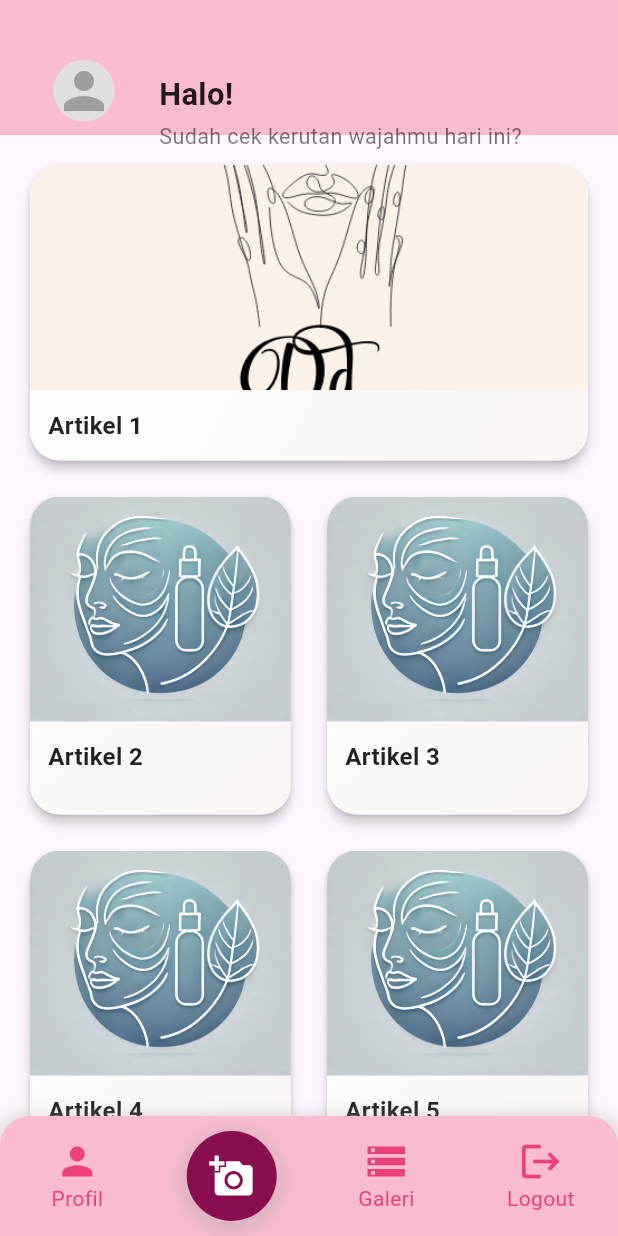
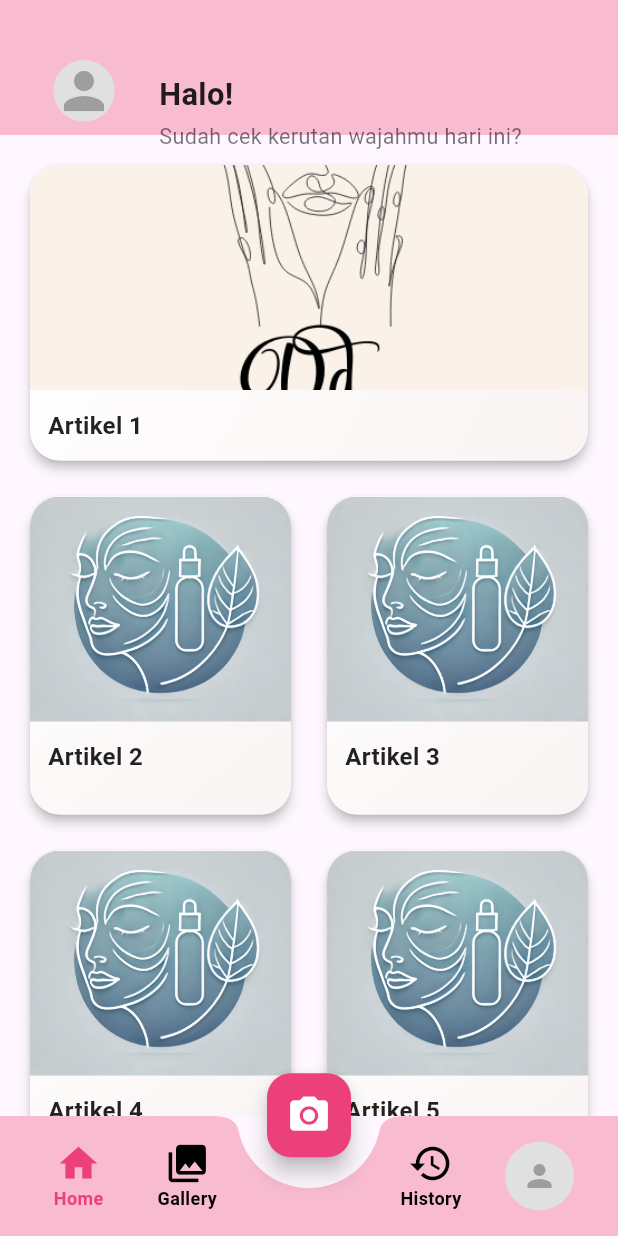
Before and after one commit to rifkifakhrudin2004/proyeksregep, a Flutter app: the HomePage screen opened by its route, on a phone screen of 412 x 824 dp. Run offline on Flutter 3.47's test engine with Material 3 defaults, Android fonts, the phone set to English and light mode, and no system bars; our stand-ins replace awesome_dialog, camera, cloud_firestore, firebase_auth, firebase_core, firebase_storage and 2 more; missing offline and left inert: google_ml_kit; accounts and stored records are empty.

Commit message:
menambahkan button

```diff
--- a/lib/pages/home_page.dart
+++ b/lib/pages/home_page.dart
@@ -57,11 +57,6 @@ class _HomePageState extends State<HomePage> {
           imageUrl: 'assets/logo.jpg',
           content: 'Konten artikel 6',
         ),
-        // Article(
-        //   title: 'Artikel 7',
-        //   imageUrl: 'assets/logo.jpg',
-        //   content: 'Konten artikel 7',
-        // ),
       ];
     });
   }
@@ -87,11 +82,8 @@ class _HomePageState extends State<HomePage> {
                 return Center(child: CircularProgressIndicator());
               }
               if (snapshot.hasData && snapshot.data != null) {
-                // Cast data to a Map
                 Map<String, dynamic>? data =
                     snapshot.data!.data() as Map<String, dynamic>?;
-
-                // Check if 'name' and 'photoUrl' fields exist
                 userName = data != null && data.containsKey('name')
                     ? data['name']
                     : null;
@@ -184,7 +176,7 @@ class _HomePageState extends State<HomePage> {
                   ),
                 );
               }
-              return Container(); // Fallback if no data
+              return Container();
             },
           ),
         ),
@@ -196,14 +188,12 @@ class _HomePageState extends State<HomePage> {
                 padding: EdgeInsets.all(16.0),
                 child: Column(
                   children: [
-                    // First article spans full width
                     if (articles.isNotEmpty)
                       Container(
                         width: double.infinity,
                         child: ArticleWidget(article: articles[0]),
                       ),
                     SizedBox(height: 16),
-                    // Remaining articles in two columns
                     GridView.builder(
                       shrinkWrap: true,
                       physics: NeverScrollableScrollPhysics(),
@@ -211,11 +201,10 @@ class _HomePageState extends State<HomePage> {
                         crossAxisCount: 2,
                         crossAxisSpacing: 16,
                         mainAxisSpacing: 16,
-                        mainAxisExtent: 220, // Adjust this value to control item height
+                        mainAxisExtent: 220,
                       ),
-                      itemCount: articles.length - 1, // Exclude the first article
+                      itemCount: articles.length - 1,
                       itemBuilder: (context, index) {
-                        // Add 1 to index since we're skipping the first article
                         return ArticleWidget(article: articles[index + 1]);
                       },
                     ),
@@ -223,120 +212,129 @@ class _HomePageState extends State<HomePage> {
                 ),
               ),
             ),
-      bottomNavigationBar: Container(
-        height: 80.0,
-        decoration: BoxDecoration(
-          color: const Color.fromRGBO(248, 187, 208, 1),
-          borderRadius: BorderRadius.vertical(top: Radius.circular(20)),
-          boxShadow: [
-            BoxShadow(
-              color: Colors.grey.withOpacity(0.3),
-              spreadRadius: 5,
-              blurRadius: 7,
-              offset: Offset(0, 3),
-            ),
-          ],
-        ),
-        child: Row(
-          mainAxisAlignment: MainAxisAlignment.spaceBetween,
-          children: [
-            Expanded(
-              child: _buildNavItem(
-                icon: Icons.person,
-                label: 'Profil',
-                onTap: () => _onItemTapped(2),
-              ),
-            ),
-            Expanded(
-              child: _buildCameraButton(),
-            ),
-            Expanded(
-              child: _buildNavItem(
-                icon: Icons.storage,
-                label: 'Galeri',
-                onTap: () => _onItemTapped(1),
-              ),
-            ),
-            Expanded(
-              child: _buildNavItem(
-                icon: Icons.logout,
-                label: 'Logout',
-                onTap: _logout,
-              ),
-            ),
-          ],
+      floatingActionButton: Padding(
+        padding: const EdgeInsets.only(bottom: 1.0),
+        child: FloatingActionButton(
+          onPressed: () => Navigator.pushNamed(context, '/camera'),
+          backgroundColor: const Color.fromRGBO(236, 64, 122, 1),
+          child: Icon(Icons.camera_alt, color: Colors.white, size: 30),
         ),
       ),
+      floatingActionButtonLocation: FloatingActionButtonLocation.centerDocked,
+bottomNavigationBar: BottomAppBar(
+  color: const Color.fromRGBO(248, 187, 208, 1),
+  shape: CircularNotchedRectangle(),
+  notchMargin: 20,
+  child: Container(
+    height: 80.0,
+    padding: const EdgeInsets.symmetric(horizontal: 0.1),
+    child: Row(
+      mainAxisAlignment: MainAxisAlignment.spaceEvenly,
+      children: [
+        Expanded(
+          child: _buildNavItem(
+            icon: Icons.home,
+            label: 'Home',
+            index: 0,
+          ),
+        ),
+        Expanded(
+          child: _buildNavItem(
+            icon: Icons.photo_library,
+            label: 'Gallery',
+            index: 1,
+          ),
+        ),
+        SizedBox(width: 90),
+        Expanded(
+          child: _buildNavItem(
+            icon: Icons.history,
+            label: 'History',
+            index: 2,
+          ),
+        ),
+        Expanded(
+          child: InkWell(
+            onTap: () {
+              setState(() {
+                _selectedIndex = 3;
+              });
+              Navigator.pushNamed(context, '/profile');
+            },
+            borderRadius: BorderRadius.circular(15),
+            child: Container(
+              alignment: Alignment.center,
+              child: lastPhotoUrl != null
+                  ? CircleAvatar(
+                      radius: 23,
+                      backgroundImage: NetworkImage(lastPhotoUrl!),
+                    )
+                  : CircleAvatar(
+                      radius: 23,
+                      backgroundColor: Colors.grey[300],
+                      child: Icon(Icons.person, size: 24, color: Colors.grey),
+                    ),
+            ),
+          ),
+        ),
+      ],
+    ),
+  ),
+),
+
     );
-  }
-
-  void _onItemTapped(int index) {
-    setState(() {
-      _selectedIndex = index;
-    });
-
-    switch (index) {
-      case 0:
-        Navigator.pushNamed(context, '/camera');
-        break;
-      case 1:
-        Navigator.pushNamed(context, '/storage');
-        break;
-      case 2:
-        Navigator.pushNamed(context, '/profile');
-        break;
-      case 3:
-        _logout();
-        break;
-    }
-  }
-
-  Future<void> _logout() async {
-    await FirebaseAuth.instance.signOut();
-    Navigator.pushReplacementNamed(context, '/');
   }
 
   Widget _buildNavItem({
     required IconData icon,
     required String label,
-    required VoidCallback onTap,
+    required int index,
   }) {
     return InkWell(
-      onTap: onTap,
+      onTap: () {
+        setState(() {
+          _selectedIndex = index;
+        });
+        switch (index) {
+          case 0:
+            Navigator.pushNamed(context, '/home');
+            break;
+          case 1:
+            Navigator.pushNamed(context, '/storage');
+            break;
+          case 2:
+            Navigator.pushNamed(context, '/history');
+            break;
+          case 3:
+            Navigator.pushNamed(context, '/profile');
+            break;
+        }
+      },
       borderRadius: BorderRadius.circular(15),
       child: Container(
         alignment: Alignment.center,
         child: Column(
           mainAxisAlignment: MainAxisAlignment.center,
           children: [
-            Icon(icon, color: const Color.fromRGBO(236, 64, 122, 1), size: 30),
-            Text(label, style: TextStyle(color: const Color.fromRGBO(236, 64, 122, 1))),
+            Icon(icon,
+                color: _selectedIndex == index
+                    ? const Color.fromRGBO(236, 64, 122, 1)
+                    : Colors.black, size: 30),
+
+            if (index != 3) // Hapus label untuk profil
+              Text(
+                label,
+                style: TextStyle(
+                  color: _selectedIndex == index
+                      ? const Color.fromRGBO(236, 64, 122, 1)
+                      : Colors.black,
+                  fontWeight: FontWeight.bold,
+                  fontSize: 12,
+                ),
+              ),
           ],
         ),
       ),
     );
   }
-
-  Widget _buildCameraButton() {
-    return GestureDetector(
-      onTap: () => _onItemTapped(0),
-      child: Container(
-        height: 60.0,
-        width: 60.0,
-        decoration: BoxDecoration(
-          shape: BoxShape.circle,
-          color: const Color(0xFF880E4F),
-          boxShadow: [
-            BoxShadow(
-              color: Colors.grey.withOpacity(0.3),
-              spreadRadius: 5,
-              blurRadius: 7,
-              offset: Offset(0, 3),
-            ),
-          ],
-        ),
-        child: Icon(Icons.add_a_photo, size: 30.0, color: Colors.white),
-      ),
-    );
-  }
 }
```
